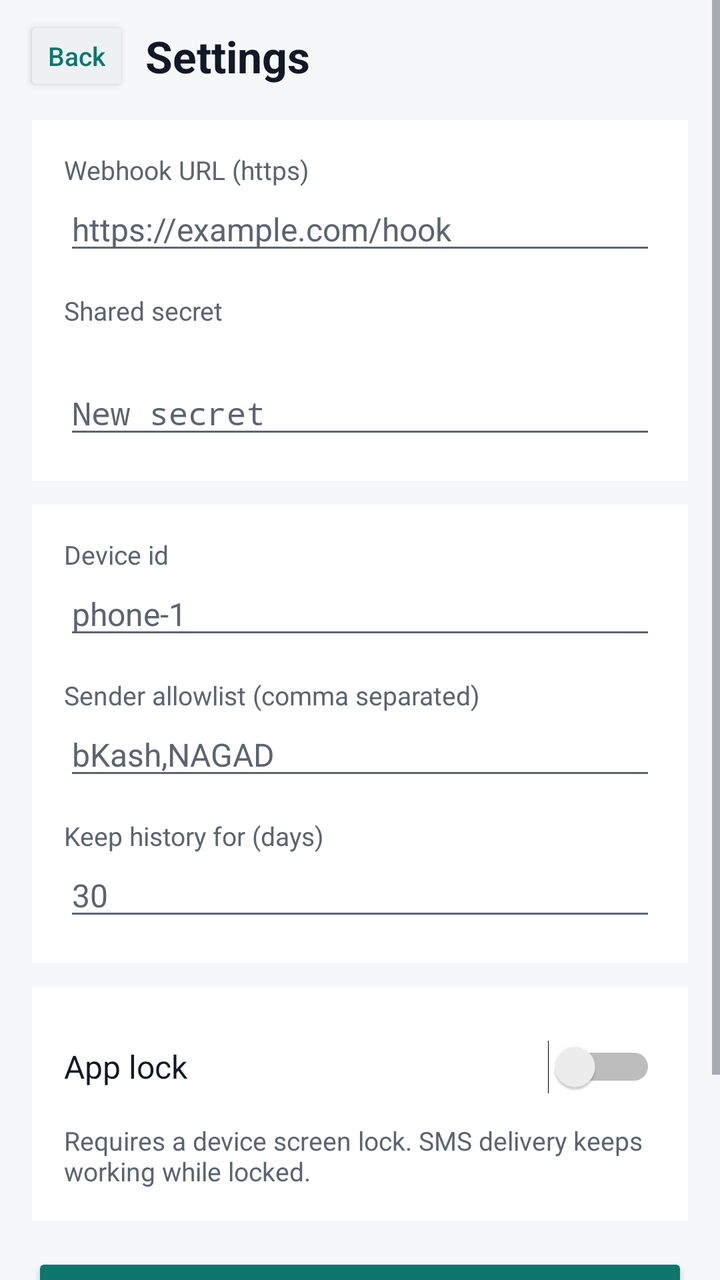
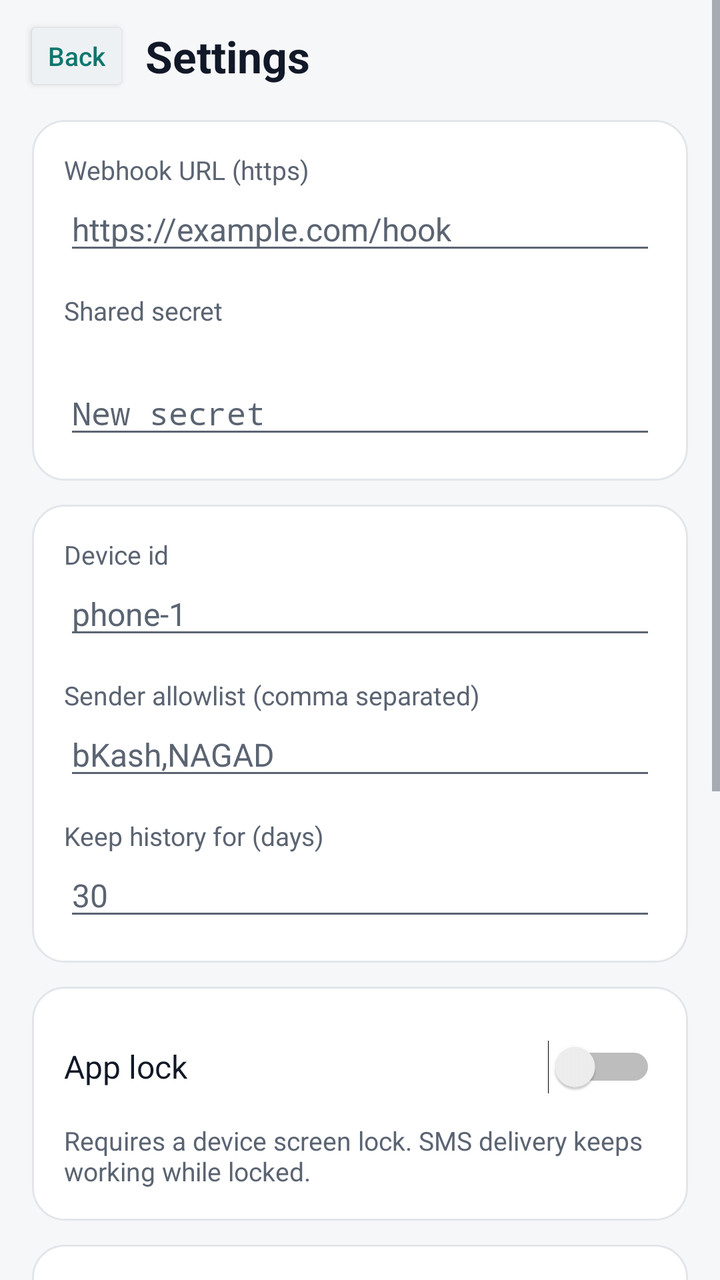

An Android layout rendered at two revisions. The XML below is the earlier revision; the diff shows what the commit changed to produce the second picture.
<!-- AndroidManifest.xml: application theme Theme.MJPay -->
<!-- res/layout/activity_settings.xml -->
<?xml version="1.0" encoding="utf-8"?>
<ScrollView xmlns:android="http://schemas.android.com/apk/res/android"
    android:id="@+id/root"
    android:layout_width="match_parent"
    android:layout_height="match_parent"
    android:background="@color/bg"
    android:clipToPadding="false"
    android:fillViewport="true">

    <LinearLayout
        android:layout_width="match_parent"
        android:layout_height="wrap_content"
        android:orientation="vertical"
        android:paddingBottom="24dp">

        <LinearLayout
            android:layout_width="match_parent"
            android:layout_height="wrap_content"
            android:gravity="center_vertical"
            android:orientation="horizontal"
            android:paddingLeft="12dp"
            android:paddingTop="8dp"
            android:paddingRight="12dp">

            <Button
                android:id="@+id/btnBack"
                style="@style/ActionButton"
                android:layout_width="wrap_content"
                android:layout_height="wrap_content"
                android:text="@string/back" />

            <TextView
                android:layout_width="0dp"
                android:layout_height="wrap_content"
                android:layout_marginStart="8dp"
                android:layout_weight="1"
                android:text="@string/settings_title"
                android:textColor="@color/text_primary"
                android:textSize="22sp"
                android:textStyle="bold" />
        </LinearLayout>

        <LinearLayout
            style="@style/Card"
            android:layout_width="match_parent"
            android:layout_height="wrap_content"
            android:layout_marginLeft="16dp"
            android:layout_marginRight="16dp"
            android:orientation="vertical">

            <TextView
                android:layout_width="wrap_content"
                android:layout_height="wrap_content"
                android:text="@string/webhook_url"
                android:textColor="@color/text_secondary"
                android:textSize="13sp" />

            <EditText
                android:id="@+id/urlInput"
                android:layout_width="match_parent"
                android:layout_height="wrap_content"
                android:hint="https://example.com/hook"
                android:inputType="textUri"
                android:maxLines="1"
                android:textColor="@color/text_primary"
                android:textColorHint="@color/text_secondary"
                android:textSize="16sp" />

            <TextView
                android:layout_width="wrap_content"
                android:layout_height="wrap_content"
                android:layout_marginTop="14dp"
                android:text="@string/secret"
                android:textColor="@color/text_secondary"
                android:textSize="13sp" />

            <TextView
                android:id="@+id/secretStatus"
                android:layout_width="wrap_content"
                android:layout_height="wrap_content"
                android:textColor="@color/text_primary"
                android:textSize="16sp" />

            <Button
                android:id="@+id/btnReplaceSecret"
                style="@style/ActionButton"
                android:layout_width="wrap_content"
                android:layout_height="wrap_content"
                android:layout_marginTop="4dp"
                android:text="@string/replace_secret"
                android:visibility="gone" />

            <EditText
                android:id="@+id/secretInput"
                android:layout_width="match_parent"
                android:layout_height="wrap_content"
                android:hint="@string/new_secret"
                android:inputType="textPassword"
                android:maxLines="1"
                android:textColor="@color/text_primary"
                android:textColorHint="@color/text_secondary"
                android:textSize="16sp" />
        </LinearLayout>

        <LinearLayout
            style="@style/Card"
            android:layout_width="match_parent"
            android:layout_height="wrap_content"
            android:layout_marginLeft="16dp"
            android:layout_marginRight="16dp"
            android:orientation="vertical">

            <TextView
                android:layout_width="wrap_content"
                android:layout_height="wrap_content"
                android:text="@string/device_id"
                android:textColor="@color/text_secondary"
                android:textSize="13sp" />

            <EditText
                android:id="@+id/deviceIdInput"
                android:layout_width="match_parent"
                android:layout_height="wrap_content"
                android:hint="phone-1"
                android:inputType="text"
                android:maxLines="1"
                android:textColor="@color/text_primary"
                android:textColorHint="@color/text_secondary"
                android:textSize="16sp" />

            <TextView
                android:layout_width="wrap_content"
                android:layout_height="wrap_content"
                android:layout_marginTop="14dp"
                android:text="@string/sender_allowlist"
                android:textColor="@color/text_secondary"
                android:textSize="13sp" />

            <EditText
                android:id="@+id/allowlistInput"
                android:layout_width="match_parent"
                android:layout_height="wrap_content"
                android:hint="bKash,NAGAD"
                android:inputType="text"
                android:maxLines="1"
                android:textColor="@color/text_primary"
                android:textColorHint="@color/text_secondary"
                android:textSize="16sp" />

            <TextView
                android:layout_width="wrap_content"
                android:layout_height="wrap_content"
                android:layout_marginTop="14dp"
                android:text="@string/retention_days"
                android:textColor="@color/text_secondary"
                android:textSize="13sp" />

            <EditText
                android:id="@+id/retentionInput"
                android:layout_width="match_parent"
                android:layout_height="wrap_content"
                android:hint="30"
                android:inputType="number"
                android:maxLines="1"
                android:textColor="@color/text_primary"
                android:textColorHint="@color/text_secondary"
                android:textSize="16sp" />
        </LinearLayout>

        <LinearLayout
            style="@style/Card"
            android:layout_width="match_parent"
            android:layout_height="wrap_content"
            android:layout_marginLeft="16dp"
            android:layout_marginRight="16dp"
            android:orientation="vertical">

            <Switch
                android:id="@+id/switchLock"
                android:layout_width="match_parent"
                android:layout_height="wrap_content"
                android:minHeight="48dp"
                android:text="@string/app_lock"
                android:textColor="@color/text_primary"
                android:textSize="16sp" />

            <TextView
                android:layout_width="match_parent"
                android:layout_height="wrap_content"
                android:layout_marginTop="4dp"
                android:text="@string/app_lock_hint"
                android:textColor="@color/text_secondary"
                android:textSize="13sp" />
        </LinearLayout>

        <Button
            android:id="@+id/btnSave"
            style="@style/PrimaryButton"
            android:layout_width="match_parent"
            android:layout_height="wrap_content"
            android:layout_marginLeft="16dp"
            android:layout_marginTop="16dp"
            android:layout_marginRight="16dp"
            android:text="@string/save" />

        <Button
            android:id="@+id/btnSendTest"
            style="@style/SecondaryButton"
            android:layout_width="match_parent"
            android:layout_height="wrap_content"
            android:layout_marginLeft="16dp"
            android:layout_marginTop="8dp"
            android:layout_marginRight="16dp"
            android:text="@string/send_test" />

        <TextView
            android:id="@+id/testResult"
            android:layout_width="match_parent"
            android:layout_height="wrap_content"
            android:layout_marginLeft="16dp"
            android:layout_marginTop="8dp"
            android:layout_marginRight="16dp"
            android:textColor="@color/text_secondary"
            android:textSize="14sp"
            android:visibility="gone" />
    </LinearLayout>
</ScrollView>
<!-- resources referenced by this layout -->
<resources>
  <color name="bg">#F6F7F9</color>
  <color name="text_primary">#111827</color>
  <color name="text_secondary">#5B6472</color>
  <string name="app_lock">App lock</string>
  <string name="app_lock_hint">Requires a device screen lock. SMS delivery keeps working while locked.</string>
  <string name="back">Back</string>
  <string name="device_id">Device id</string>
  <string name="new_secret">New secret</string>
  <string name="replace_secret">Replace secret</string>
  <string name="retention_days">Keep history for (days)</string>
  <string name="save">Save</string>
  <string name="secret">Shared secret</string>
  <string name="send_test">Send test</string>
  <string name="sender_allowlist">Sender allowlist (comma separated)</string>
  <string name="settings_title">Settings</string>
  <string name="webhook_url">Webhook URL (https)</string>
  <style name="ActionButton">
          <item name="android:textSize">13sp</item>
          <item name="android:minHeight">40dp</item>
          <item name="android:minWidth">0dp</item>
          <item name="android:paddingLeft">12dp</item>
          <item name="android:paddingRight">12dp</item>
          <item name="android:backgroundTint">@color/surface_alt</item>
          <item name="android:textColor">@color/accent</item>
          <item name="android:textAllCaps">false</item>
      </style>
  <style name="Card">
          <item name="android:background">@color/surface</item>
          <item name="android:padding">16dp</item>
          <item name="android:layout_marginTop">12dp</item>
      </style>
  <style name="PrimaryButton">
          <item name="android:backgroundTint">@color/accent</item>
          <item name="android:textColor">@color/accent_text</item>
          <item name="android:textSize">16sp</item>
          <item name="android:minHeight">52dp</item>
          <item name="android:textAllCaps">false</item>
      </style>
  <style name="SecondaryButton">
          <item name="android:textColor">@color/text_primary</item>
          <item name="android:textSize">16sp</item>
          <item name="android:minHeight">52dp</item>
          <item name="android:backgroundTint">@color/surface_alt</item>
          <item name="android:textAllCaps">false</item>
      </style>
  <color name="surface_alt">#EEF1F4</color>
  <color name="accent">#0F766E</color>
  <color name="surface">#FFFFFF</color>
  <color name="accent_text">#FFFFFF</color>
  <!-- unchanged entries left out for length: 1 -->
</resources>

<!-- the commit's change to res/layout/activity_settings.xml (unified diff, before → after) -->
@@ -193,6 +193,53 @@
                 android:textSize="13sp" />
         </LinearLayout>
 
+        <LinearLayout
+            style="@style/Card"
+            android:layout_width="match_parent"
+            android:layout_height="wrap_content"
+            android:layout_marginLeft="16dp"
+            android:layout_marginRight="16dp"
+            android:orientation="vertical">
+
+            <TextView
+                style="@style/SectionTitle"
+                android:layout_width="wrap_content"
+                android:layout_height="wrap_content"
+                android:text="@string/app_section" />
+
+            <TextView
+                android:id="@+id/updateStatus"
+                android:layout_width="match_parent"
+                android:layout_height="wrap_content"
+                android:layout_marginTop="8dp"
+                android:textColor="@color/text_secondary"
+                android:textSize="14sp" />
+
+            <Button
+                android:id="@+id/btnUpdate"
+                style="@style/PrimaryButton"
+                android:layout_width="match_parent"
+                android:layout_height="wrap_content"
+                android:layout_marginTop="12dp"
+                android:text="@string/update_app" />
+
+            <Button
+                android:id="@+id/btnAboutApp"
+                style="@style/SecondaryButton"
+                android:layout_width="match_parent"
+                android:layout_height="wrap_content"
+                android:layout_marginTop="8dp"
+                android:text="@string/about_app" />
+
+            <Button
+                android:id="@+id/btnAboutDeveloper"
+                style="@style/SecondaryButton"
+                android:layout_width="match_parent"
+                android:layout_height="wrap_content"
+                android:layout_marginTop="8dp"
+                android:text="@string/about_developer" />
+        </LinearLayout>
+
         <Button
             android:id="@+id/btnSave"
             style="@style/PrimaryButton"
<!-- resource entries referenced after the edit -->
@@ -3,8 +3,11 @@
   <color name="bg">#F6F7F9</color>
   <color name="text_primary">#111827</color>
   <color name="text_secondary">#5B6472</color>
+  <string name="about_app">About app</string>
+  <string name="about_developer">About developer</string>
   <string name="app_lock">App lock</string>
   <string name="app_lock_hint">Requires a device screen lock. SMS delivery keeps working while locked.</string>
+  <string name="app_section">App</string>
   <string name="back">Back</string>
   <string name="device_id">Device id</string>
   <string name="new_secret">New secret</string>
@@ -15,6 +18,7 @@
   <string name="send_test">Send test</string>
   <string name="sender_allowlist">Sender allowlist (comma separated)</string>
   <string name="settings_title">Settings</string>
+  <string name="update_app">Update app</string>
   <string name="webhook_url">Webhook URL (https)</string>
   <style name="ActionButton">
           <item name="android:textSize">13sp</item>
@@ -27,7 +31,7 @@
           <item name="android:textAllCaps">false</item>
       </style>
   <style name="Card">
-          <item name="android:background">@color/surface</item>
+          <item name="android:background">@drawable/bg_card</item>
           <item name="android:padding">16dp</item>
           <item name="android:layout_marginTop">12dp</item>
       </style>
@@ -45,9 +49,27 @@
           <item name="android:backgroundTint">@color/surface_alt</item>
           <item name="android:textAllCaps">false</item>
       </style>
+  <style name="SectionTitle">
+          <item name="android:textSize">13sp</item>
+          <item name="android:textStyle">bold</item>
+          <item name="android:textColor">@color/text_secondary</item>
+          <item name="android:textAllCaps">true</item>
+          <item name="android:letterSpacing">0.06</item>
+      </style>
   <color name="surface_alt">#EEF1F4</color>
   <color name="accent">#0F766E</color>
+  <!-- drawable bg_card (drawable) -->
+  <?xml version="1.0" encoding="utf-8"?>
+  <shape xmlns:android="http://schemas.android.com/apk/res/android"
+      android:shape="rectangle">
+      <solid android:color="@color/surface" />
+      <corners android:radius="16dp" />
+      <stroke
+          android:width="1dp"
+          android:color="@color/divider" />
+  </shape>
   <color name="surface">#FFFFFF</color>
+  <color name="divider">#E2E6EA</color>
   <color name="accent_text">#FFFFFF</color>
   <!-- unchanged entries left out for length: 1 -->
 </resources>
